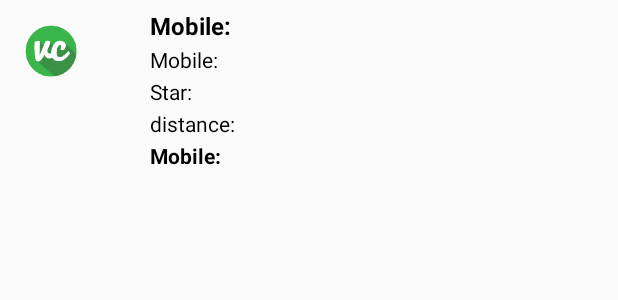
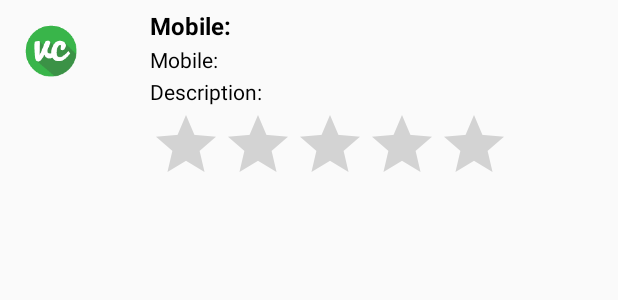
Before and after one commit to vishaldhiman/vc_android_native, an Android app: the layout list_activity.xml on its own in the app's theme, with its tools: preview values and no code run, on a phone screen of 412 x 824 dp. Shown: the top 300 px of the screen. Run offline under Robolectric (Android 15) with nearby library versions, the phone set to English and light mode, and no system bars.

Commit message:
Add RatingBars

```diff
--- a/app/build.gradle
+++ b/app/build.gradle
@@ -3,10 +3,9 @@ apply plugin: 'com.android.application'
 android {
     compileSdkVersion 21
     buildToolsVersion "21.1.2"
-
     defaultConfig {
         applicationId "com.vchoose.searchdishes"
-        minSdkVersion 14
+        minSdkVersion 17
         targetSdkVersion 21
         versionCode 1
         versionName "1.0"
@@ -17,6 +16,8 @@ android {
             proguardFiles getDefaultProguardFile('proguard-android.txt'), 'proguard-rules.pro'
         }
     }
+    productFlavors {
+    }
 }
 
 dependencies {
--- a/app/src/main/res/layout/list_activity.xml
+++ b/app/src/main/res/layout/list_activity.xml
@@ -50,38 +50,19 @@
             </TextView>
 
             <TextView
-                android:id="@+id/star"
+                android:id="@+id/description"
                 android:textColor="#ff000000"
                 android:layout_width="fill_parent"
                 android:layout_height="wrap_content"
                 android:paddingBottom="2dip"
-                android:text="Star: ">
+                android:text="Description: ">
             </TextView>
 
-            <TextView
-                android:id="@+id/distance"
-                android:textColor="#ff000000"
-                android:layout_width="fill_parent"
+            <RatingBar
+                android:layout_width="wrap_content"
                 android:layout_height="wrap_content"
-                android:paddingBottom="2dip"
-                android:text="distance: ">
-            </TextView>
+                android:id="@+id/ratingBar" />
 
-            <LinearLayout
-                android:layout_width="fill_parent"
-                android:layout_height="wrap_content"
-                android:orientation="horizontal">
-
-                <TextView
-                    android:id="@+id/fuel"
-                    android:textColor="#ff000000"
-                    android:layout_width="wrap_content"
-                    android:layout_height="wrap_content"
-                    android:gravity="left"
-                    android:textStyle="bold"
-                    android:text="Mobile: " >
-                </TextView>
-            </LinearLayout>
         </LinearLayout>
     </LinearLayout>
 </LinearLayout>
--- a/app/src/main/res/values/strings.xml
+++ b/app/src/main/res/values/strings.xml
@@ -8,11 +8,8 @@
     <string-array name="radius_array">
         <item>0.5 mi</item>
         <item>1 mi</item>
-        <item>1.5 mi</item>
-        <item>2 mi</item>
         <item>3 mi</item>
         <item>5 mi</item>
-        <item>7.5 mi</item>
         <item>10 mi</item>
         <item>15 mi</item>
         <item>20 mi</item>
```
Also changed, not shown: app/src/main/java/com/vchoose/searchdishes/DishViewWrapper.java (added, +49 -0 lines), app/src/main/java/com/vchoose/searchdishes/MainActivity.java (+111 -4 lines), 1 other file.
